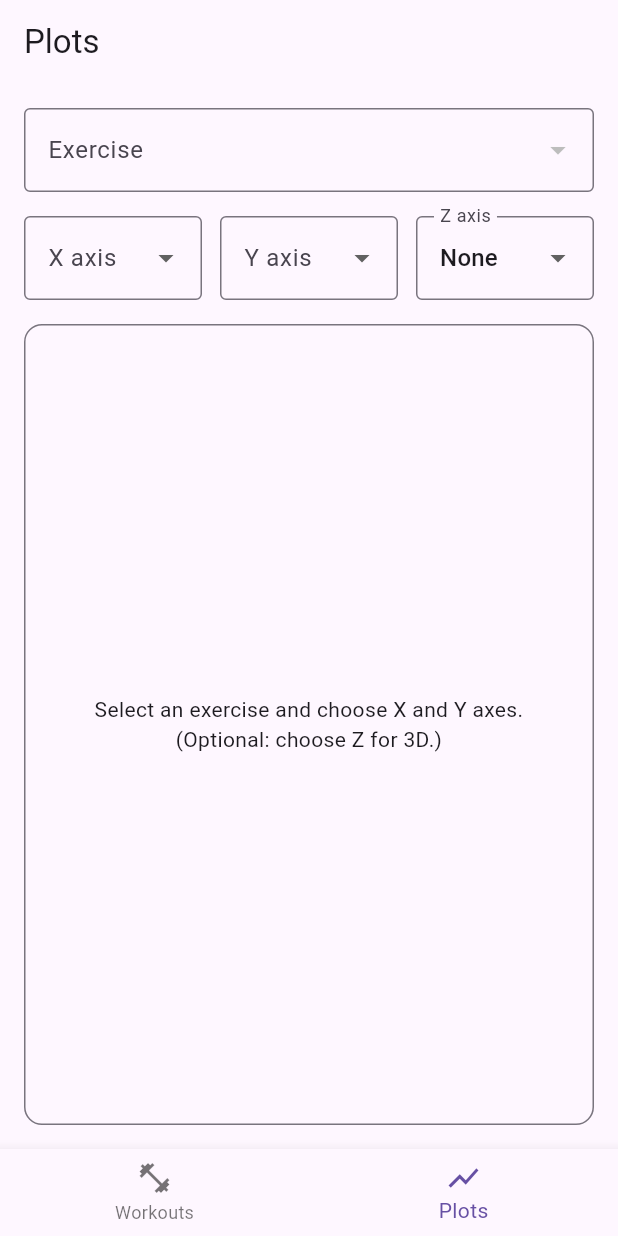
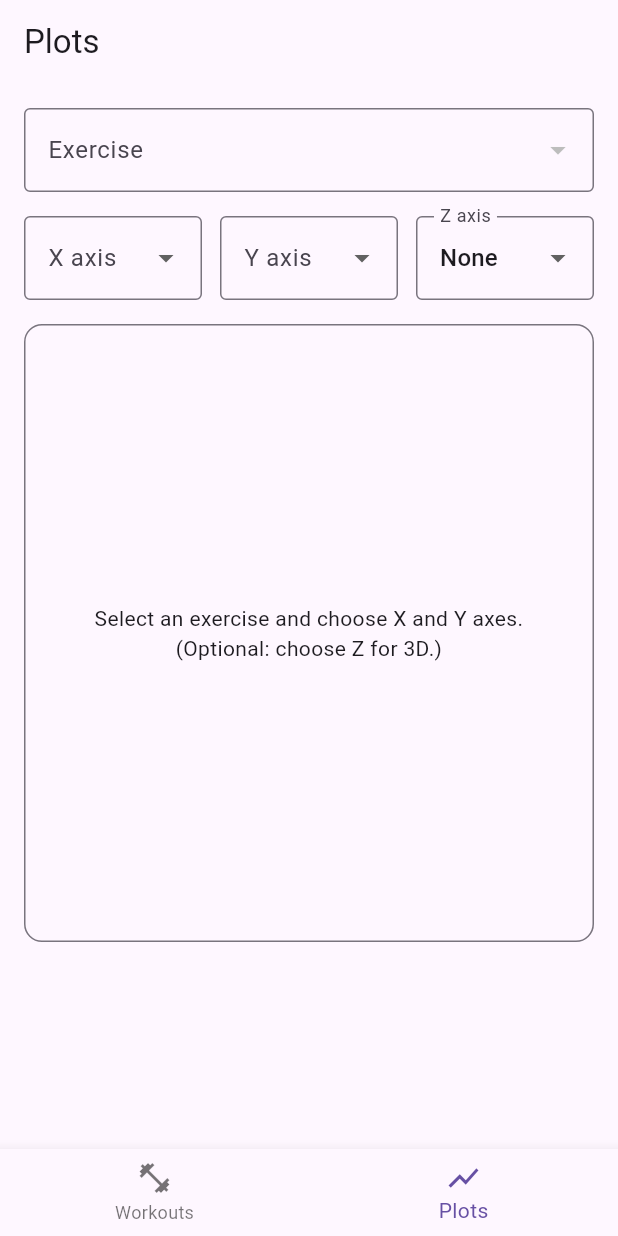
Before and after one commit to lofeodo/sets, a Flutter app: the screen it shows after launch, item 2 of the bottom bar chosen, on a phone screen of 412 x 824 dp. Run offline on Flutter 3.47's test engine with Material 3 defaults, Android fonts, the phone set to English and light mode, and no system bars; our stand-ins replace flutter_riverpod, shared_preferences.

Commit message:
fix plot height/width

```diff
--- a/lib/screens/plots_screen.dart
+++ b/lib/screens/plots_screen.dart
@@ -259,7 +259,17 @@ class _PlotsScreenState extends ConsumerState<PlotsScreen> {
                       const SizedBox(height: 16),
 
                       // Placeholder plot area
-                      Expanded(
+                      LayoutBuilder(
+                        builder: (context, constraints) {
+                          final media = MediaQuery.of(context);
+
+                          // This is the width the plot would have in portrait mode
+                          final portraitWidth = media.size.width;
+
+                          return Center(
+                            child: SizedBox(
+                              width: portraitWidth,
+                              height: portraitWidth, // <- keeps it square
                               child: Container(
                                 alignment: Alignment.center,
                                 decoration: BoxDecoration(
@@ -276,8 +286,7 @@ class _PlotsScreenState extends ConsumerState<PlotsScreen> {
                                                 'Exercise: $_selectedExercise\n'
                                                 'X: ${_xAxis!.label}   '
                                                 'Y: ${_yAxis!.label}   '
-                                          'Z: ${_zAxis!.label}\n\n'
-                                          '(We’ll render the 3D visualization here later.)'
+                                                'Z: ${_zAxis!.label}'
                                             : '2D Plot Placeholder\n\n'
                                                 'Exercise: $_selectedExercise\n'
                                                 'X: ${_xAxis!.label}   '
@@ -290,6 +299,9 @@ class _PlotsScreenState extends ConsumerState<PlotsScreen> {
                                         textAlign: TextAlign.center,
                                       ),
                               ),
+                            ),
+                          );
+                        },
                       ),
                     ],
                   ),
```
Lines whose indentation alone changed are shown as unchanged.
